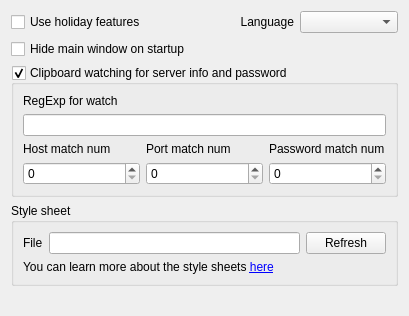
Qt form src/setting_forms/application_settings_form.ui (navrocky/urtconnector) before a commit.
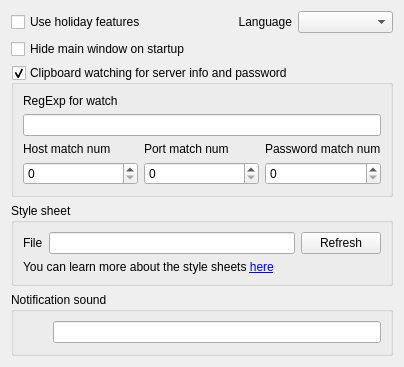
The same form after that commit. Icons and pictures are not drawn. Custom widgets are drawn as their Qt base class.

Commit message: - added notification sound option

Diff of the .ui file:
```diff
--- a/src/setting_forms/application_settings_form.ui
+++ b/src/setting_forms/application_settings_form.ui
@@ -6,8 +6,8 @@
    <rect>
     <x>0</x>
     <y>0</y>
-    <width>409</width>
-    <height>316</height>
+    <width>404</width>
+    <height>348</height>
    </rect>
   </property>
   <property name="windowTitle">
@@ -164,6 +164,36 @@
      </layout>
     </widget>
    </item>
+   <item>
+    <widget class="QGroupBox" name="groupBox">
+     <property name="title">
+      <string>Notification sound</string>
+     </property>
+     <layout class="QHBoxLayout" name="horizontalLayout_2">
+      <item>
+       <widget class="QToolButton" name="play_btn">
+        <property name="toolTip">
+         <string>Play sound</string>
+        </property>
+        <property name="icon">
+         <iconset resource="../images.qrc">
+          <normaloff>:/icons/icons/media-playback-start.png</normaloff>:/icons/icons/media-playback-start.png</iconset>
+        </property>
+        <property name="autoRaise">
+         <bool>true</bool>
+        </property>
+       </widget>
+      </item>
+      <item>
+       <widget class="QButtonLineEdit" name="notify_sound_edit">
+        <property name="toolTip">
+         <string>Notification sound file</string>
+        </property>
+       </widget>
+      </item>
+     </layout>
+    </widget>
+   </item>
    <item>
     <spacer name="verticalSpacer">
      <property name="orientation">
```
The commit also changes 13 other files.
